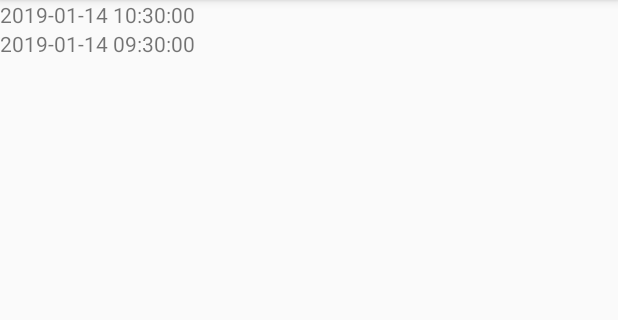
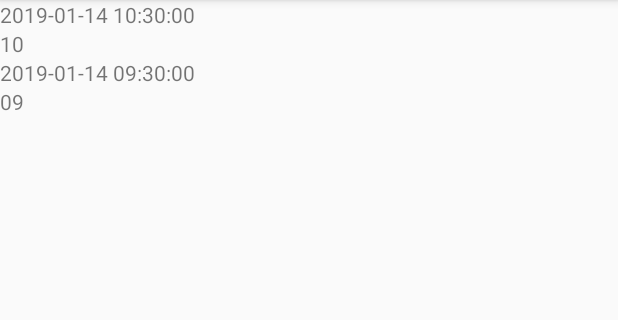
Before and after one commit to ngchunhon/MyApplication3, an Android app: the screen it shows after launch (MainActivity), on a phone screen of 412 x 824 dp, the part 84-404 px from its top. Run offline under Robolectric (Android 15) with nearby library versions, the phone set to English and light mode, and no system bars.

Commit message:
update hour

```diff
--- a/app/src/main/res/layout/activity_main.xml
+++ b/app/src/main/res/layout/activity_main.xml
@@ -17,7 +17,18 @@
             android:layout_height="wrap_content"
             android:text="Hello World!" />
         <TextView
+            android:id="@+id/hourNow"
+            android:layout_width="385dp"
+            android:layout_height="wrap_content"
+            android:text="Hello World!" />
+
+        <TextView
             android:id="@+id/dateNowMinus1"
+            android:layout_width="385dp"
+            android:layout_height="wrap_content"
+            android:text="Hello" />
+        <TextView
+            android:id="@+id/hourNowMinus1"
             android:layout_width="385dp"
             android:layout_height="wrap_content"
             android:text="Hello" />
```
